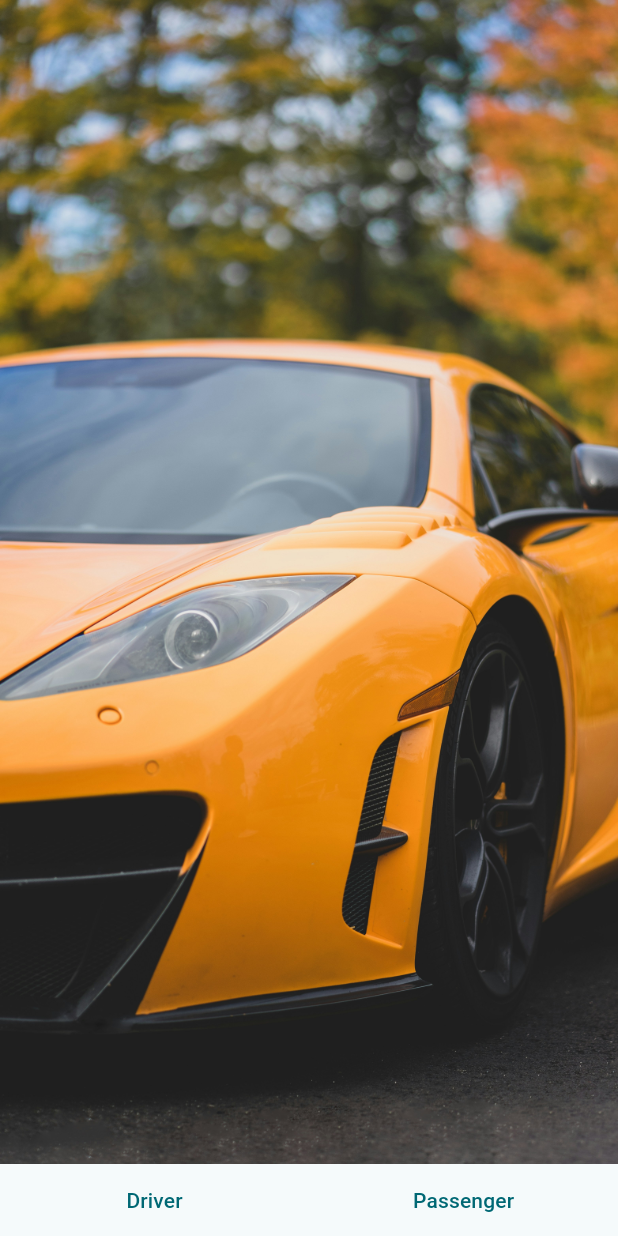
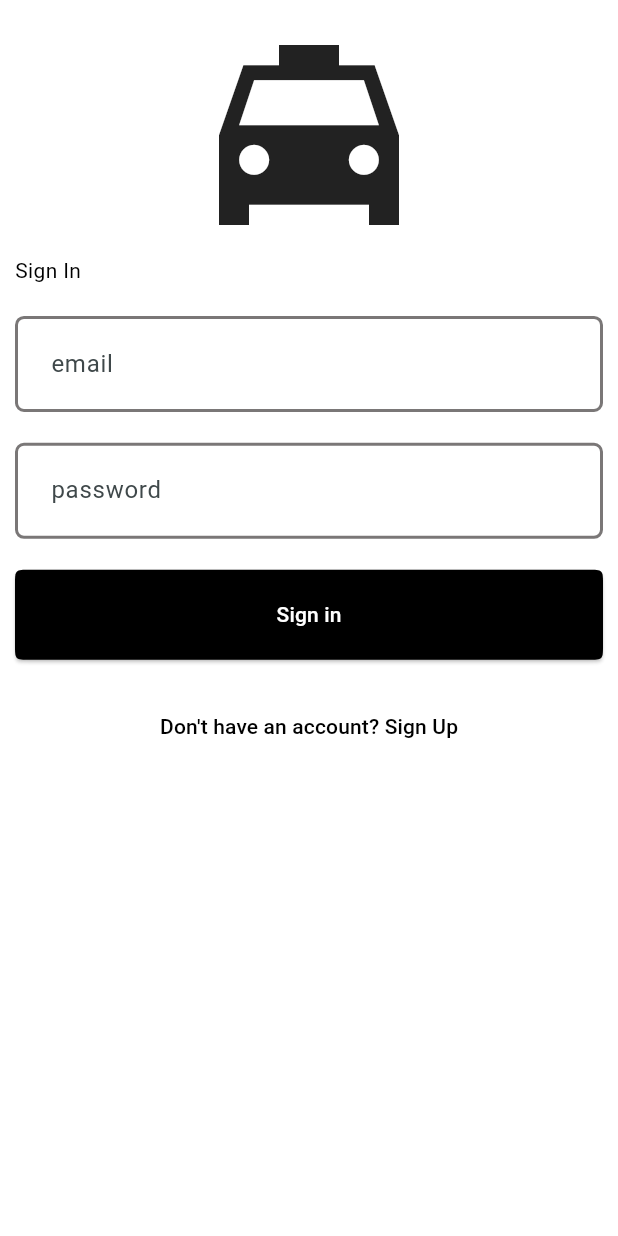
Before and after one commit to AngKhntKyw/ober_version_2, a Flutter app: the screen it shows after launch, on a phone screen of 412 x 824 dp. Run offline on Flutter 3.47's test engine with Material 3 defaults, Android fonts, the phone set to English and light mode, and no system bars; our stand-ins replace cloud_firestore, firebase_auth, firebase_core, firebase_messaging, flutter_dotenv, freezed_annotation and 3 more; missing offline and left inert: place_picker_google; accounts and stored records are empty.

Commit message:
add sign up feature

```diff
--- /dev/null
+++ b/lib/auth_gate.dart
@@ -0,0 +1,20 @@
+import 'package:firebase_auth/firebase_auth.dart';
+import 'package:flutter/material.dart';
+import 'package:ober_version_2/pages/home/home_page.dart';
+import 'package:ober_version_2/pages/sign_in/sign_in_page.dart';
+
+class AuthGate extends StatefulWidget {
+  const AuthGate({super.key});
+
+  @override
+  State<AuthGate> createState() => _AuthGateState();
+}
+
+class _AuthGateState extends State<AuthGate> {
+  @override
+  Widget build(BuildContext context) {
+    final currentUser = FirebaseAuth.instance.currentUser;
+
+    return currentUser == null ? const SignInPage() : const HomePage();
+  }
+}
--- /dev/null
+++ b/lib/core/themes/app_pallete.dart
@@ -0,0 +1,21 @@
+import 'package:flutter/material.dart';
+
+class AppPallete {
+  static const Color transparent = Color.fromARGB(0, 247, 170, 170);
+  static const Color green = Colors.green;
+  static const Color black = Colors.black;
+  static const Color grey = Colors.grey;
+  static const Color blue = Colors.blue;
+  static const Color white = Colors.white;
+  static const Color red = Colors.red;
+  static const Color yellow = Colors.yellow;
+  static const Color pink = Colors.pink;
+  static const Color lightGrey = Color.fromARGB(255, 122, 119, 119);
+  static const Color lightBlue = Color(0xff0F969C);
+  static const Color highLightBlue = Color.fromARGB(121, 156, 222, 226);
+  static const Color blueAccent = Color.fromARGB(255, 243, 254, 255);
+  static const Color backgroundColor = Color.fromRGBO(23, 23, 27, 1);
+  static const Color onBlackBackgroundColor = Color.fromRGBO(26, 30, 33, 1);
+  static const Color onWhiteBackgroundColor =
+      Color.fromARGB(255, 238, 238, 238);
+}
--- /dev/null
+++ b/lib/core/themes/light_theme.dart
@@ -0,0 +1,216 @@
+import 'package:flutter/material.dart';
+import 'package:ober_version_2/core/themes/app_pallete.dart';
+
+class LightTheme {
+  static border([Color color = AppPallete.black]) => OutlineInputBorder(
+        borderRadius: BorderRadius.circular(6),
+        borderSide: BorderSide(
+          color: color,
+          width: 2,
+        ),
+      );
+
+  static final lightTheme = ThemeData.light(useMaterial3: true).copyWith(
+    scaffoldBackgroundColor: AppPallete.white,
+
+    // Color Scheme
+    colorScheme: ColorScheme.fromSeed(
+      seedColor: AppPallete.white,
+      brightness: Brightness.light,
+    ),
+    // canvasColor: AppPallete.white,
+    // primaryColor: AppPallete.black,
+    // highlightColor: AppPallete.highLightBlue,
+    // shadowColor: AppPallete.onWhiteBackgroundColor,
+
+    // AppBar
+    appBarTheme: const AppBarTheme(
+      backgroundColor: AppPallete.white,
+      surfaceTintColor: AppPallete.white,
+      foregroundColor: AppPallete.backgroundColor,
+      elevation: 0,
+      titleTextStyle: TextStyle(
+        fontWeight: FontWeight.bold,
+        color: AppPallete.black,
+        fontSize: 20,
+      ),
+    ),
+
+    // ElevatedButton
+    elevatedButtonTheme: const ElevatedButtonThemeData(
+      style: ButtonStyle(
+        enableFeedback: true,
+        shape: WidgetStatePropertyAll(ContinuousRectangleBorder(
+            borderRadius: BorderRadius.all(Radius.circular(10)))),
+        minimumSize: WidgetStatePropertyAll(Size(1000, 60)),
+        maximumSize: WidgetStatePropertyAll(Size(1000, 60)),
+        foregroundColor: WidgetStatePropertyAll(AppPallete.white),
+        backgroundColor: WidgetStatePropertyAll(AppPallete.black),
+        alignment: Alignment.center,
+      ),
+    ),
+
+    // TextButtons
+
+    textButtonTheme: const TextButtonThemeData(
+        style: ButtonStyle(
+      foregroundColor: WidgetStatePropertyAll(AppPallete.black),
+    )),
+
+    // TextFields
+    inputDecorationTheme: InputDecorationTheme(
+      contentPadding: const EdgeInsets.all(20),
+      enabledBorder: border(AppPallete.lightGrey),
+      focusedBorder: border(),
+      errorBorder: border(AppPallete.red),
+      errorStyle: const TextStyle(color: AppPallete.red),
+      focusedErrorBorder: border(AppPallete.red),
+      border: border(),
+    ),
+
+    // Texts
+    primaryTextTheme: const TextTheme(
+      headlineLarge: TextStyle(color: AppPallete.black),
+      headlineMedium: TextStyle(color: AppPallete.black),
+      headlineSmall: TextStyle(color: AppPallete.black),
+      bodyLarge: TextStyle(color: AppPallete.black),
+      bodyMedium: TextStyle(color: AppPallete.black),
+      bodySmall: TextStyle(color: AppPallete.black),
+      displayLarge: TextStyle(color: AppPallete.black),
+      displayMedium: TextStyle(color: AppPallete.black),
+      displaySmall: TextStyle(color: AppPallete.black),
+      labelLarge: TextStyle(color: AppPallete.black),
+      labelMedium: TextStyle(color: AppPallete.black),
+      labelSmall: TextStyle(color: AppPallete.black),
+      titleLarge: TextStyle(color: AppPallete.black),
+      titleMedium: TextStyle(color: AppPallete.black),
+      titleSmall: TextStyle(color: AppPallete.black),
+    ),
+    textTheme: const TextTheme(
+      headlineLarge: TextStyle(color: AppPallete.black),
+      headlineMedium: TextStyle(color: AppPallete.black),
+      headlineSmall: TextStyle(color: AppPallete.black),
+      bodyLarge: TextStyle(color: AppPallete.black),
+      bodyMedium: TextStyle(color: AppPallete.black),
+      bodySmall: TextStyle(color: AppPallete.black),
+      displayLarge: TextStyle(color: AppPallete.black),
+      displayMedium: TextStyle(color: AppPallete.black),
+      displaySmall: TextStyle(color: AppPallete.black),
+      labelLarge: TextStyle(color: AppPallete.black),
+      labelMedium: TextStyle(color: AppPallete.black),
+      labelSmall: TextStyle(color: AppPallete.black),
+      titleLarge: TextStyle(color: AppPallete.black),
+      titleMedium: TextStyle(color: AppPallete.black),
+      titleSmall: TextStyle(color: AppPallete.black),
+    ),
+
+    // // Text Selection
+    // textSelectionTheme:
+    //     const TextSelectionThemeData(cursorColor: AppPallete.lightBlue),
+
+    // // Text Button
+    // textButtonTheme: const TextButtonThemeData(
+    //   style: ButtonStyle(
+    //     alignment: Alignment.center,
+    //     foregroundColor: WidgetStatePropertyAll(AppPallete.black),
+    //   ),
+    // ),
+
+    // // FloatingActionButton
+    // floatingActionButtonTheme: const FloatingActionButtonThemeData(
+    //   backgroundColor: AppPallete.lightBlue,
+    //   foregroundColor: AppPallete.white,
+    //   enableFeedback: true,
+    // ),
+
+    // // Chip
+    // chipTheme: const ChipThemeData(
+    //   backgroundColor: AppPallete.transparent,
+    //   surfaceTintColor: AppPallete.transparent,
+    //   labelStyle: TextStyle(color: AppPallete.lightBlue),
+    // ),
+
+    // // Bottom Navigation Bar
+    // bottomNavigationBarTheme: const BottomNavigationBarThemeData(
+    //   showSelectedLabels: true,
+    //   showUnselectedLabels: true,
+    //   enableFeedback: true,
+    //   elevation: 0,
+    //   selectedItemColor: AppPallete.lightBlue,
+    //   selectedLabelStyle: TextStyle(color: AppPallete.lightBlue),
+    //   unselectedItemColor: AppPallete.lightGrey,
+    //   unselectedLabelStyle: TextStyle(color: AppPallete.lightGrey),
+    //   landscapeLayout: BottomNavigationBarLandscapeLayout.spread,
+    //   backgroundColor: AppPallete.white,
+    //   type: BottomNavigationBarType.fixed,
+    // ),
+
+    // // Icon Button
+    // iconButtonTheme: const IconButtonThemeData(
+    //   style: ButtonStyle(
+    //     foregroundColor: WidgetStatePropertyAll(AppPallete.black),
+    //   ),
+    // ),
+
+    // // Card
+    // cardTheme: const CardTheme(elevation: 1),
+
+    // // Tab Bar
+    // tabBarTheme: const TabBarTheme(
+    //   indicatorColor: AppPallete.lightBlue,
+    //   unselectedLabelColor: AppPallete.black,
+    //   labelColor: AppPallete.lightBlue,
+    //   dividerColor: AppPallete.grey,
+    //   tabAlignment: TabAlignment.center,
+    // ),
+
+    // //ListTile
+    // listTileTheme: const ListTileThemeData(
+    //   iconColor: AppPallete.lightBlue,
+    //   titleTextStyle: TextStyle(color: AppPallete.backgroundColor),
+    //   subtitleTextStyle: TextStyle(color: AppPallete.black),
+    // ),
+
+    // // Icon
+    // iconTheme: const IconThemeData(color: AppPallete.lightBlue),
+    // //Switch
+    // switchTheme: SwitchThemeData(
+    //   trackOutlineColor: const WidgetStatePropertyAll(AppPallete.grey),
+    //   thumbColor: WidgetStateProperty.resolveWith(
+    //     (states) {
+    //       if (states.contains(WidgetState.selected)) {
+    //         return AppPallete.lightBlue;
+    //       } else {
+    //         return AppPallete.white;
+    //       }
+    //     },
+    //   ),
+    //   trackColor: WidgetStateProperty.resolveWith(
+    //     (states) {
+    //       if (states.contains(WidgetState.selected)) {
+    //         return AppPallete.blueAccent;
+    //       } else {
+    //         return AppPallete.grey;
+    //       }
+    //     },
+    //   ),
+    // ),
+
+    // // Pop Up Menu Button
+    // popupMenuTheme: const PopupMenuThemeData(
+    //   surfaceTintColor: AppPallete.white,
+    //   iconColor: AppPallete.black,
+    //   color: AppPallete.white,
+    //   shadowColor: AppPallete.lightBlue,
+    //   labelTextStyle: WidgetStatePropertyAll(
+    //     TextStyle(color: AppPallete.black),
+    //   ),
+    // ),
+
+    // // Dialog
+    // dialogTheme: const DialogTheme(
+    //   backgroundColor: AppPallete.white,
+    // )
+    //
+  );
+}
--- /dev/null
+++ b/lib/core/widgets/elevated_buttons.dart
@@ -0,0 +1,13 @@
+import 'package:flutter/material.dart';
+
+class ElevatedButtons extends StatelessWidget {
+  final String buttonName;
+  final VoidCallback onPressed;
+  const ElevatedButtons(
+      {super.key, required this.buttonName, required this.onPressed});
+
+  @override
+  Widget build(BuildContext context) {
+    return ElevatedButton(onPressed: onPressed, child: Text(buttonName));
+  }
+}
--- /dev/null
+++ b/lib/core/widgets/text_form_fields.dart
@@ -0,0 +1,37 @@
+import 'package:flutter/material.dart';
+
+class TextFormFields extends StatelessWidget {
+  final String hintText;
+  final TextEditingController controller;
+  final bool isObscureText;
+  final FocusNode? focusNode;
+
+  const TextFormFields({
+    super.key,
+    required this.hintText,
+    required this.controller,
+    required this.isObscureText,
+    this.focusNode,
+  });
+
+  @override
+  Widget build(BuildContext context) {
+    return TextFormField(
+      controller: controller,
+      focusNode: focusNode,
+      minLines: 1,
+      // maxLines: 8,
+      obscureText: isObscureText,
+      decoration: InputDecoration(
+        border: const OutlineInputBorder(),
+        hintText: hintText,
+      ),
+      validator: (value) {
+        if (value!.isEmpty) {
+          return '$hintText is missing';
+        }
+        return null;
+      },
+    );
+  }
+}
--- a/lib/main.dart
+++ b/lib/main.dart
@@ -3,8 +3,9 @@ import 'package:flutter/material.dart';
 import 'package:flutter/services.dart';
 import 'package:flutter_dotenv/flutter_dotenv.dart';
 import 'package:get/get_navigation/src/root/get_material_app.dart';
+import 'package:ober_version_2/auth_gate.dart';
 import 'package:ober_version_2/firebase_options.dart';
-import 'package:ober_version_2/home/home_page.dart';
+import 'package:ober_version_2/core/themes/light_theme.dart';
 
 void main() async {
   await dotenv.load();
@@ -26,11 +27,8 @@ class MyApp extends StatelessWidget {
     return GetMaterialApp(
       title: 'Ober Version 2',
       debugShowCheckedModeBanner: false,
-      theme: ThemeData(
-        colorScheme: ColorScheme.fromSeed(seedColor: Colors.white),
-        useMaterial3: true,
-      ),
-      home: const HomePage(),
+      theme: LightTheme.lightTheme,
+      home: const AuthGate(),
     );
   }
 }
--- a/lib/home/home_page.dart
+++ b/lib/pages/home/home_page.dart
@@ -1,7 +1,7 @@
 import 'package:flutter/material.dart';
 import 'package:get/get.dart';
-import 'package:ober_version_2/driver/driver_page.dart';
-import 'package:ober_version_2/passenger/confirm_destination_page.dart';
+import 'package:ober_version_2/pages/driver/driver_page.dart';
+import 'package:ober_version_2/pages/passenger/confirm_destination_page.dart';
 
 class HomePage extends StatefulWidget {
   const HomePage({super.key});
--- /dev/null
+++ b/lib/pages/sign_in/sign_in_controller.dart
@@ -0,0 +1,3 @@
+import 'package:get/get_state_manager/src/simple/get_controllers.dart';
+
+class SignInController extends GetxController {}
--- /dev/null
+++ b/lib/pages/sign_in/sign_in_page.dart
@@ -0,0 +1,54 @@
+import 'package:flutter/material.dart';
+import 'package:get/get.dart';
+import 'package:ober_version_2/core/widgets/elevated_buttons.dart';
+import 'package:ober_version_2/core/widgets/text_form_fields.dart';
+import 'package:ober_version_2/pages/sign_up/sign_up_page.dart';
+
+class SignInPage extends StatelessWidget {
+  const SignInPage({super.key});
+
+  @override
+  Widget build(BuildContext context) {
+    final formKey = GlobalKey<FormState>();
+    final emailController = TextEditingController();
+    final passwordController = TextEditingController();
+    final size = MediaQuery.sizeOf(context);
+
+    return Scaffold(
+      body: Form(
+        key: formKey,
+        child: Padding(
+          padding: const EdgeInsets.all(10),
+          child: ListView(
+            children: [
+              const Icon(Icons.local_taxi_sharp, size: 160),
+              const Text("Sign In"),
+              SizedBox(height: size.height / 40),
+              TextFormFields(
+                controller: emailController,
+                hintText: 'email',
+                isObscureText: false,
+              ),
+              SizedBox(height: size.height / 40),
+              TextFormFields(
+                controller: passwordController,
+                hintText: 'password',
+                isObscureText: false,
+              ),
+              SizedBox(height: size.height / 40),
+              ElevatedButtons(
+                onPressed: () {},
+                buttonName: 'Sign in',
+              ),
+              SizedBox(height: size.height / 40),
+              TextButton(
+                onPressed: () => Get.to(const SignUpPage()),
+                child: const Text("Don't have an account? Sign Up"),
+              ),
+            ],
+          ),
+        ),
+      ),
+    );
+  }
+}
--- a/pubspec.yaml
+++ b/pubspec.yaml
@@ -35,10 +35,12 @@ dependencies:
   # The following adds the Cupertino Icons font to your application.
   # Use with the CupertinoIcons class for iOS style icons.
   cupertino_icons: ^1.0.6
+  freezed_annotation: ^2.4.1
   flutter_dotenv: ^5.2.1
   firebase_core: ^3.8.1
   firebase_auth: ^5.3.4
   cloud_firestore: ^5.6.0
+  firebase_messaging: ^15.1.6
   google_maps_flutter: ^2.10.0
   get: ^4.6.6
   location: ^7.0.1
@@ -59,6 +61,9 @@ dev_dependencies:
   # package. See that file for information about deactivating specific lint
   # rules and activating additional ones.
   flutter_lints: ^3.0.0
+  build_runner: ^2.4.10
+  freezed: ^2.5.2
+  json_serializable: ^6.8.0
 
 # For information on the generic Dart part of this file, see the
 # following page: https://dart.dev/tools/pub/pubspec
```
Also changed, not shown: lib/core/models/user_model.dart (added, +19 -0 lines), lib/pages/sign_up/sign_up_controller.dart (added, +41 -0 lines), lib/pages/sign_up/sign_up_page.dart (added, +74 -0 lines), lib/core/models/user_model.freezed.dart (added), lib/core/models/user_model.g.dart (added), lib/pages/driver/driver_page.dart (renamed from lib/driver/driver_page.dart), lib/pages/passenger/confirm_destination_page.dart (renamed from lib/passenger/confirm_destination_page.dart), lib/pages/passenger/confirm_pick_up_page.dart (renamed from lib/passenger/confirm_pick_up_page.dart), lib/pages/passenger/passenger_controller.dart (renamed from lib/passenger/passenger_controller.dart), pubspec.lock, 1 other file.
